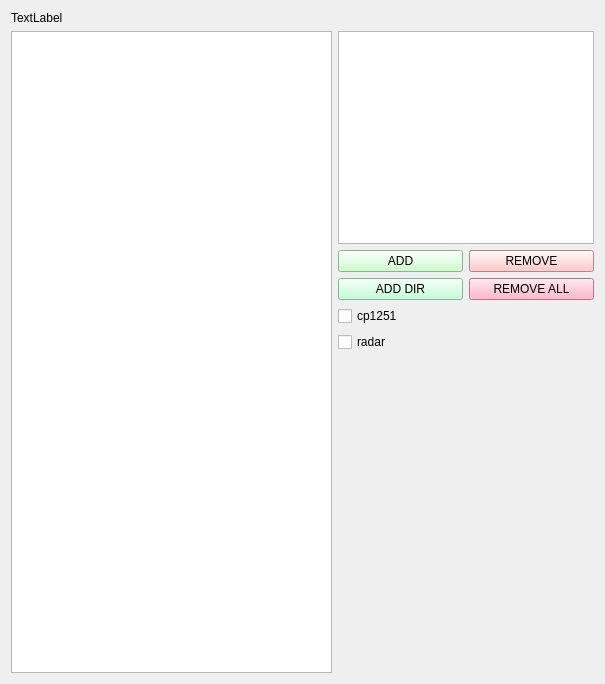
Before: the Qt Designer form qt/form_well_log.ui in idergunoff/geovel_1.0, drawn with Qt 5.
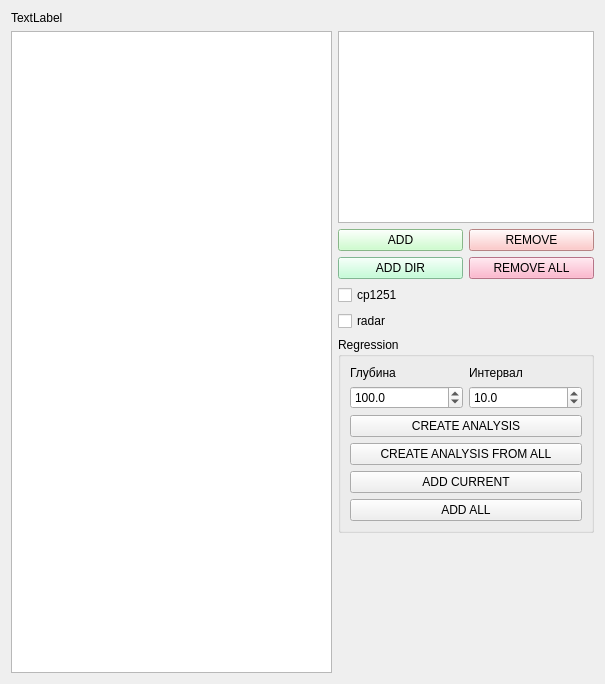
After: the same form once the commit is applied. Custom widgets are drawn as their Qt base class.

Patch:
```diff
--- a/qt/form_well_log.ui
+++ b/qt/form_well_log.ui
@@ -87,7 +87,7 @@
        </item>
       </layout>
      </item>
-     <item row="1" column="0">
+     <item row="2" column="0">
       <spacer name="verticalSpacer">
        <property name="orientation">
         <enum>Qt::Vertical</enum>
@@ -100,6 +100,90 @@
        </property>
       </spacer>
      </item>
+     <item row="1" column="0">
+      <widget class="QGroupBox" name="groupBox">
+       <property name="title">
+        <string>Regression</string>
+       </property>
+       <layout class="QGridLayout" name="gridLayout_4">
+        <item row="0" column="0">
+         <layout class="QGridLayout" name="gridLayout_5">
+          <item row="1" column="0">
+           <widget class="QDoubleSpinBox" name="doubleSpinBox_depth">
+            <property name="decimals">
+             <number>1</number>
+            </property>
+            <property name="maximum">
+             <double>10000.000000000000000</double>
+            </property>
+            <property name="singleStep">
+             <double>0.500000000000000</double>
+            </property>
+            <property name="value">
+             <double>100.000000000000000</double>
+            </property>
+           </widget>
+          </item>
+          <item row="0" column="1">
+           <widget class="QLabel" name="label_3">
+            <property name="text">
+             <string>Интервал</string>
+            </property>
+           </widget>
+          </item>
+          <item row="1" column="1">
+           <widget class="QDoubleSpinBox" name="doubleSpinBox_interval">
+            <property name="decimals">
+             <number>1</number>
+            </property>
+            <property name="singleStep">
+             <double>0.500000000000000</double>
+            </property>
+            <property name="value">
+             <double>10.000000000000000</double>
+            </property>
+           </widget>
+          </item>
+          <item row="0" column="0">
+           <widget class="QLabel" name="label_2">
+            <property name="text">
+             <string>Глубина </string>
+            </property>
+           </widget>
+          </item>
+          <item row="2" column="0" colspan="2">
+           <widget class="QPushButton" name="pushButton_create_an">
+            <property name="text">
+             <string>CREATE ANALYSIS</string>
+            </property>
+           </widget>
+          </item>
+          <item row="3" column="0" colspan="2">
+           <widget class="QPushButton" name="pushButton_create_all_an">
+            <property name="text">
+             <string>CREATE ANALYSIS FROM ALL</string>
+            </property>
+           </widget>
+          </item>
+          <item row="4" column="0" colspan="2">
+           <widget class="QPushButton" name="pushButton_3">
+            <property name="text">
+             <string>ADD CURRENT</string>
+            </property>
+           </widget>
+          </item>
+          <item row="5" column="0" colspan="2">
+           <widget class="QPushButton" name="pushButton_4">
+            <property name="text">
+             <string>ADD ALL</string>
+            </property>
+           </widget>
+          </item>
+         </layout>
+        </item>
+       </layout>
+      </widget>
+     </item>
     </layout>
    </item>
   </layout>
```
